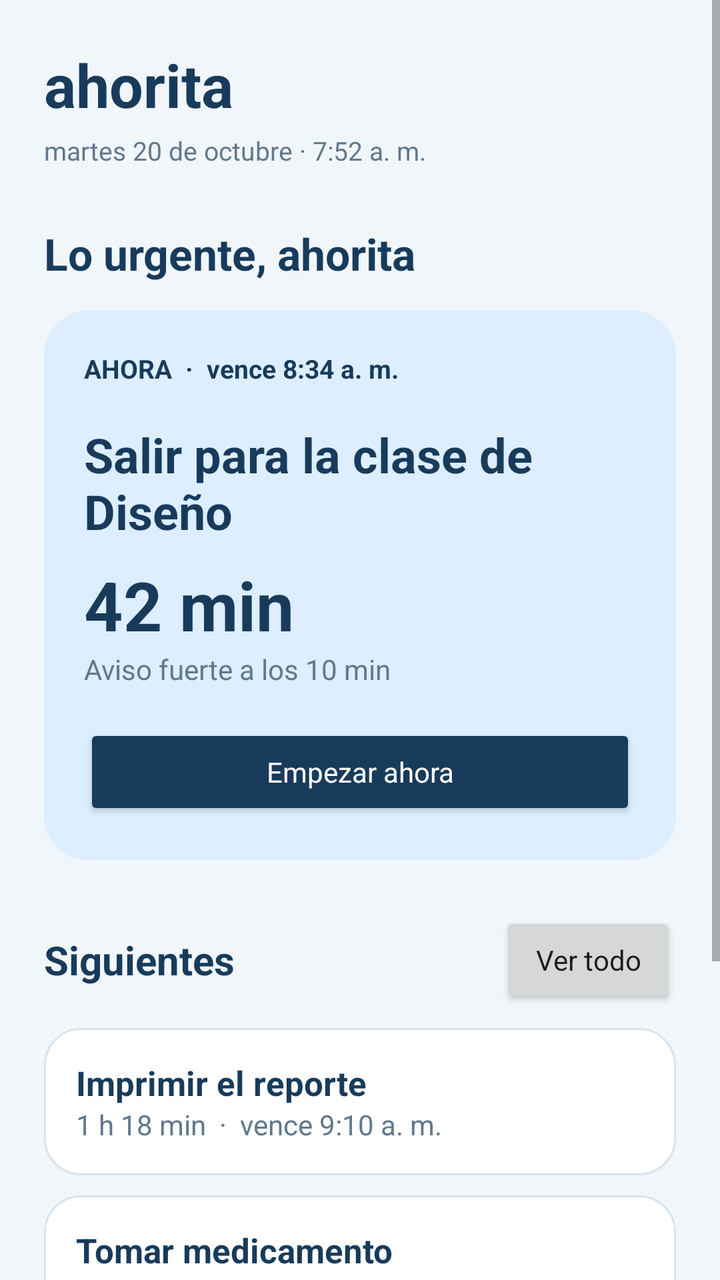
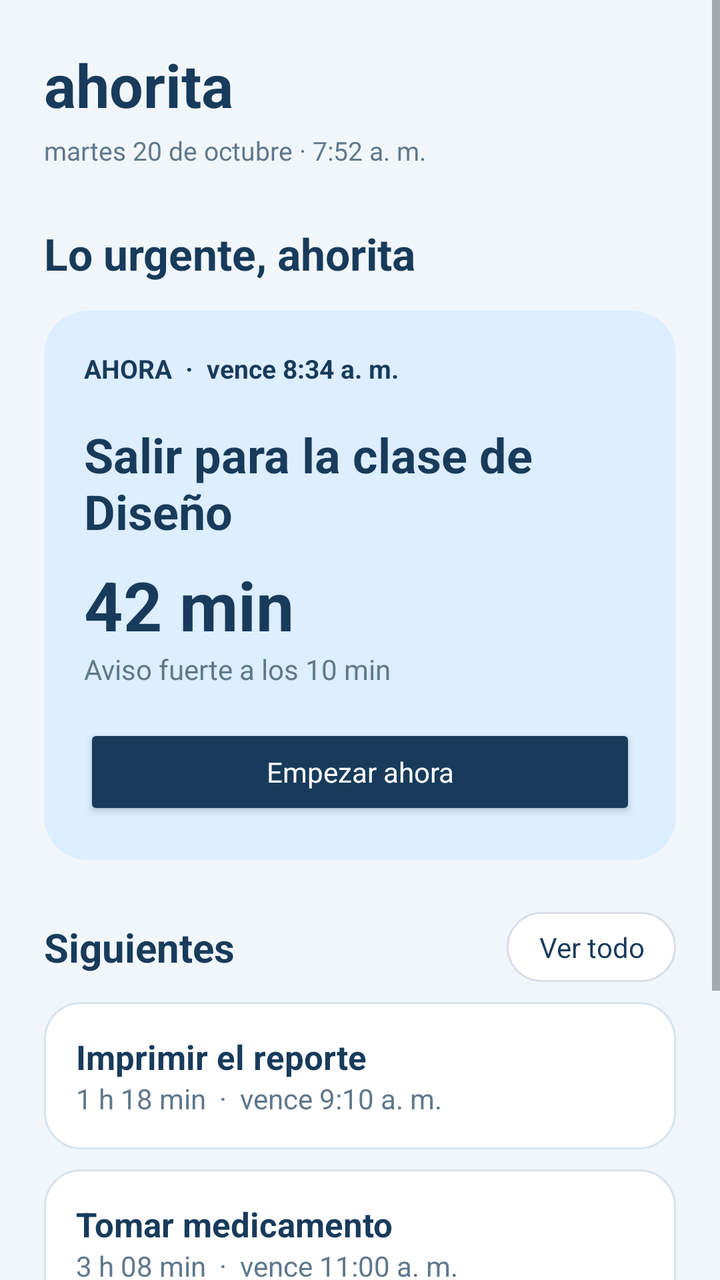

An Android layout rendered at two revisions. The XML below is the earlier revision; the diff shows what the commit changed to produce the second picture.
<!-- AndroidManifest.xml: application theme Theme.Ahorita -->
<!-- res/layout/activity_home.xml -->
<ScrollView xmlns:android="http://schemas.android.com/apk/res/android"
    android:layout_width="match_parent" android:layout_height="match_parent"
    android:background="@color/ah_background" android:fillViewport="true">
    <LinearLayout android:layout_width="match_parent" android:layout_height="wrap_content"
        android:orientation="vertical" android:padding="22dp">
        <TextView android:layout_width="wrap_content" android:layout_height="wrap_content"
            android:text="ahorita" android:textColor="@color/ah_navy" android:textSize="30sp" android:textStyle="bold"/>
        <TextView android:layout_width="wrap_content" android:layout_height="wrap_content"
            android:layout_marginTop="4dp" android:text="martes 20 de octubre · 7:52 a. m."
            android:textColor="@color/ah_muted" android:textSize="13sp"/>
        <TextView android:layout_width="wrap_content" android:layout_height="wrap_content"
            android:layout_marginTop="28dp" android:text="Lo urgente, ahorita"
            android:textColor="@color/ah_navy" android:textSize="22sp" android:textStyle="bold"/>
        <LinearLayout android:layout_width="match_parent" android:layout_height="wrap_content"
            android:layout_marginTop="14dp" android:background="@drawable/bg_card_primary"
            android:orientation="vertical" android:padding="20dp">
            <TextView android:layout_width="wrap_content" android:layout_height="wrap_content"
                android:text="AHORA  ·  vence 8:34 a. m." android:textColor="@color/ah_navy"
                android:textStyle="bold" android:textSize="13sp"/>
            <TextView android:id="@+id/tvUrgentTask" android:layout_width="match_parent"
                android:layout_height="wrap_content" android:layout_marginTop="18dp"
                android:text="Salir para la clase de Diseño" android:textColor="@color/ah_navy"
                android:textSize="24sp" android:textStyle="bold"/>
            <TextView android:id="@+id/tvUrgentTime" android:layout_width="wrap_content"
                android:layout_height="wrap_content" android:layout_marginTop="8dp"
                android:text="42 min" android:textColor="@color/ah_navy" android:textSize="34sp"
                android:textStyle="bold"/>
            <TextView android:layout_width="wrap_content" android:layout_height="wrap_content"
                android:text="Aviso fuerte a los 10 min" android:textColor="@color/ah_muted"/>
            <Button android:id="@+id/btnStartTask" android:layout_width="match_parent"
                android:layout_height="wrap_content" android:layout_marginTop="18dp"
                android:text="Empezar ahora" android:textAllCaps="false"
                android:textColor="@android:color/white" android:backgroundTint="@color/ah_navy"/>
        </LinearLayout>

        <LinearLayout android:layout_width="match_parent" android:layout_height="wrap_content"
            android:layout_marginTop="26dp" android:gravity="center_vertical">
            <TextView android:layout_width="0dp" android:layout_height="wrap_content"
                android:layout_weight="1" android:text="Siguientes" android:textColor="@color/ah_navy"
                android:textSize="20sp" android:textStyle="bold"/>
            <Button android:id="@+id/btnSeeAll" android:layout_width="wrap_content"
                android:layout_height="wrap_content" android:text="Ver todo" android:textAllCaps="false"/>
        </LinearLayout>
        <include layout="@layout/item_task_preview"/>
        <LinearLayout android:layout_width="match_parent" android:layout_height="wrap_content"
            android:layout_marginTop="10dp" android:background="@drawable/bg_card"
            android:orientation="vertical" android:padding="16dp">
            <TextView android:text="Tomar medicamento" android:textColor="@color/ah_navy"
                android:textSize="17sp" android:textStyle="bold" android:layout_width="match_parent"
                android:layout_height="wrap_content"/>
            <TextView android:text="3 h 08 min  ·  vence 11:00 a. m." android:textColor="@color/ah_muted"
                android:layout_width="match_parent" android:layout_height="wrap_content"/>
        </LinearLayout>
        <LinearLayout android:layout_width="match_parent" android:layout_height="wrap_content"
            android:layout_marginTop="10dp" android:background="@drawable/bg_card"
            android:orientation="vertical" android:padding="16dp">
            <TextView android:text="Responder correo del profe" android:textColor="@color/ah_navy"
                android:textSize="17sp" android:textStyle="bold" android:layout_width="match_parent"
                android:layout_height="wrap_content"/>
            <TextView android:text="6 h restantes  ·  vence 1:52 p. m." android:textColor="@color/ah_muted"
                android:layout_width="match_parent" android:layout_height="wrap_content"/>
        </LinearLayout>
        <LinearLayout android:layout_width="match_parent" android:layout_height="wrap_content"
            android:layout_marginTop="20dp" android:gravity="center" android:orientation="horizontal">
            <Button android:id="@+id/btnToday" android:layout_width="0dp" android:layout_height="wrap_content"
                android:layout_weight="1" android:text="Hoy" android:textAllCaps="false"/>
            <Button android:id="@+id/btnNewTask" android:layout_width="0dp" android:layout_height="wrap_content"
                android:layout_weight="1" android:text="Nueva tarea +" android:textAllCaps="false"/>
            <Button android:id="@+id/btnStreaks" android:layout_width="0dp" android:layout_height="wrap_content"
                android:layout_weight="1" android:text="Rachas" android:textAllCaps="false"/>
        </LinearLayout>
    </LinearLayout>
</ScrollView>
<!-- res/layout/item_task_preview.xml (included above) -->
<LinearLayout xmlns:android="http://schemas.android.com/apk/res/android"
    android:layout_width="match_parent" android:layout_height="wrap_content"
    android:layout_marginTop="10dp" android:background="@drawable/bg_card"
    android:orientation="vertical" android:padding="16dp">
    <TextView android:layout_width="match_parent" android:layout_height="wrap_content"
        android:text="Imprimir el reporte" android:textColor="@color/ah_navy"
        android:textSize="17sp" android:textStyle="bold"/>
    <TextView android:layout_width="match_parent" android:layout_height="wrap_content"
        android:text="1 h 18 min  ·  vence 9:10 a. m." android:textColor="@color/ah_muted"/>
</LinearLayout>
<!-- resources referenced by this layout -->
<resources>
  <color name="ah_background">#F1F6FA</color>
  <color name="ah_muted">#60788C</color>
  <color name="ah_navy">#183B5B</color>
  <!-- drawable bg_card (drawable) -->
  <shape xmlns:android="http://schemas.android.com/apk/res/android">
      <solid android:color="@color/ah_surface"/>
      <corners android:radius="18dp"/>
      <stroke android:width="1dp" android:color="@color/ah_border"/>
  </shape>
  <!-- drawable bg_card_primary (drawable) -->
  <shape xmlns:android="http://schemas.android.com/apk/res/android">
      <solid android:color="@color/ah_blue"/>
      <corners android:radius="22dp"/>
  </shape>
  <style name="Theme.Ahorita" parent="@android:style/Theme.Material.Light.NoActionBar">
          <item name="android:fontFamily">sans-serif</item>
          <item name="android:colorAccent">@color/ah_navy</item>
          <item name="android:statusBarColor">@color/ah_background</item>
          <item name="android:navigationBarColor">@color/ah_background</item>
          <item name="android:windowLightStatusBar">true</item>
          <item name="android:windowActionModeOverlay">true</item>
      </style>
  <color name="ah_surface">#FFFFFF</color>
  <color name="ah_border">#D8E4ED</color>
  <color name="ah_blue">#DCEEFF</color>
</resources>

<!-- the commit's change to res/layout/activity_home.xml (unified diff, before → after) -->
@@ -39,10 +39,17 @@
                 android:layout_weight="1" android:text="Siguientes" android:textColor="@color/ah_navy"
                 android:textSize="20sp" android:textStyle="bold"/>
             <Button android:id="@+id/btnSeeAll" android:layout_width="wrap_content"
-                android:layout_height="wrap_content" android:text="Ver todo" android:textAllCaps="false"/>
+                android:layout_height="wrap_content" android:text="Ver todo" android:textAllCaps="false"
+                android:textColor="@color/ah_navy"
+                android:background="@drawable/bg_btn_pill_outline"
+                android:backgroundTint="@null"
+                android:stateListAnimator="@null"
+                android:minHeight="0dp" android:minWidth="0dp"
+                android:paddingStart="16dp" android:paddingEnd="16dp"
+                android:paddingTop="8dp" android:paddingBottom="8dp"/>
         </LinearLayout>
-        <include layout="@layout/item_task_preview"/>
-        <LinearLayout android:layout_width="match_parent" android:layout_height="wrap_content"
+        <include android:id="@+id/cardTaskPreview" layout="@layout/item_task_preview"/>
+        <LinearLayout android:id="@+id/cardMedicine" android:layout_width="match_parent" android:layout_height="wrap_content"
             android:layout_marginTop="10dp" android:background="@drawable/bg_card"
             android:orientation="vertical" android:padding="16dp">
             <TextView android:text="Tomar medicamento" android:textColor="@color/ah_navy"
@@ -51,7 +58,7 @@
             <TextView android:text="3 h 08 min  ·  vence 11:00 a. m." android:textColor="@color/ah_muted"
                 android:layout_width="match_parent" android:layout_height="wrap_content"/>
         </LinearLayout>
-        <LinearLayout android:layout_width="match_parent" android:layout_height="wrap_content"
+        <LinearLayout android:id="@+id/cardEmail" android:layout_width="match_parent" android:layout_height="wrap_content"
             android:layout_marginTop="10dp" android:background="@drawable/bg_card"
             android:orientation="vertical" android:padding="16dp">
             <TextView android:text="Responder correo del profe" android:textColor="@color/ah_navy"
@@ -62,17 +69,35 @@
         </LinearLayout>
         <LinearLayout android:layout_width="match_parent" android:layout_height="wrap_content"
             android:layout_marginTop="20dp" android:gravity="center" android:orientation="horizontal">
+
             <Button android:id="@+id/btnToday" android:layout_width="0dp" android:layout_height="wrap_content"
-                android:layout_weight="1" android:text="Hoy" android:textAllCaps="false"/>
+                android:layout_weight="1" android:layout_marginStart="4dp" android:layout_marginEnd="4dp"
+                android:text="Hoy" android:textAllCaps="false"
+                android:textColor="@color/ah_navy"
+                android:background="@drawable/bg_btn_pill_outline"
+                android:backgroundTint="@null" android:stateListAnimator="@null"
+                android:minHeight="0dp" android:paddingTop="12dp" android:paddingBottom="12dp"/>
+
             <Button android:id="@+id/btnNewTask" android:layout_width="0dp" android:layout_height="wrap_content"
-                android:layout_weight="1" android:text="Nueva tarea +" android:textAllCaps="false"/>
+                android:layout_weight="1" android:layout_marginStart="4dp" android:layout_marginEnd="4dp"
+                android:text="+" android:textAllCaps="false"
+                android:textColor="@android:color/white"
+                android:background="@drawable/bg_btn_pill_filled"
+                android:backgroundTint="@null" android:stateListAnimator="@null"
+                android:minHeight="0dp" android:paddingTop="12dp" android:paddingBottom="12dp"/>
+
             <Button android:id="@+id/btnStreaks" android:layout_width="0dp" android:layout_height="wrap_content"
-                android:layout_weight="1" android:text="Rachas" android:textAllCaps="false"/>
+                android:layout_weight="1" android:layout_marginStart="4dp" android:layout_marginEnd="4dp"
+                android:text="Rachas" android:textAllCaps="false"
+                android:textColor="@color/ah_navy"
+                android:background="@drawable/bg_btn_pill_outline"
+                android:backgroundTint="@null" android:stateListAnimator="@null"
+                android:minHeight="0dp" android:paddingTop="12dp" android:paddingBottom="12dp"/>
         </LinearLayout>
     </LinearLayout>
 </ScrollView>
 <!-- res/layout/item_task_preview.xml (included above) -->
-<LinearLayout xmlns:android="http://schemas.android.com/apk/res/android"
+<LinearLayout xmlns:android="http://schemas.android.com/apk/res/android" android:id="@+id/cardTaskPreview"
     android:layout_width="match_parent" android:layout_height="wrap_content"
     android:layout_marginTop="10dp" android:background="@drawable/bg_card"
     android:orientation="vertical" android:padding="16dp">
<!-- resource entries referenced after the edit -->
@@ -3,6 +3,29 @@
   <color name="ah_background">#F1F6FA</color>
   <color name="ah_muted">#60788C</color>
   <color name="ah_navy">#183B5B</color>
+  <!-- drawable bg_btn_pill_filled (drawable) -->
+  <?xml version="1.0" encoding="utf-8"?>
+  <ripple xmlns:android="http://schemas.android.com/apk/res/android"
+      android:color="#33FFFFFF">
+      <item>
+          <shape android:shape="rectangle">
+              <solid android:color="@color/ah_green"/>
+              <corners android:radius="24dp"/>
+          </shape>
+      </item>
+  </ripple>
+  <!-- drawable bg_btn_pill_outline (drawable) -->
+  <?xml version="1.0" encoding="utf-8"?>
+  <ripple xmlns:android="http://schemas.android.com/apk/res/android"
+      android:color="#1F2A44">
+      <item>
+          <shape android:shape="rectangle">
+              <solid android:color="#FFFFFF"/>
+              <stroke android:width="1dp" android:color="#D9DEE8"/>
+              <corners android:radius="24dp"/>
+          </shape>
+      </item>
+  </ripple>
   <!-- drawable bg_card (drawable) -->
   <shape xmlns:android="http://schemas.android.com/apk/res/android">
       <solid android:color="@color/ah_surface"/>
@@ -22,6 +45,7 @@
           <item name="android:windowLightStatusBar">true</item>
           <item name="android:windowActionModeOverlay">true</item>
       </style>
+  <color name="ah_green">#39866D</color>
   <color name="ah_surface">#FFFFFF</color>
   <color name="ah_border">#D8E4ED</color>
   <color name="ah_blue">#DCEEFF</color>
